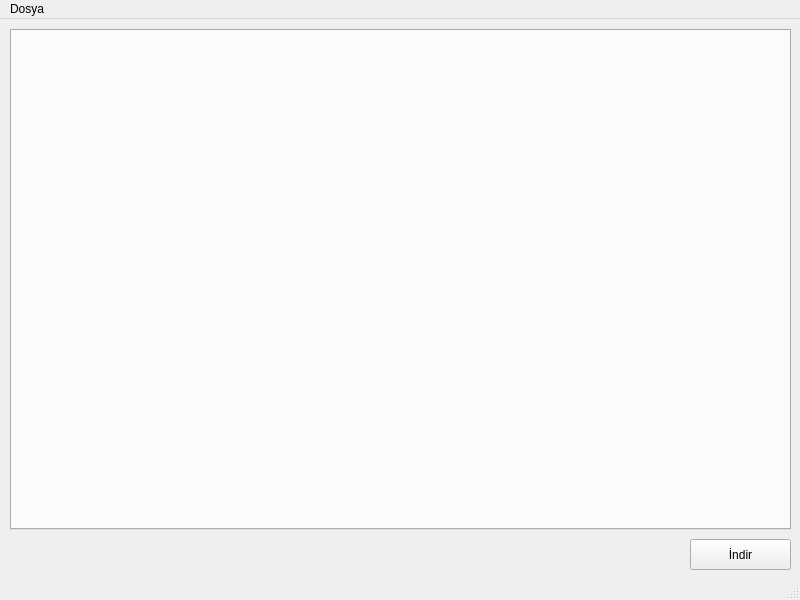
Old version of the form mainwindow.ui in the repository lem0n4de/shaker.
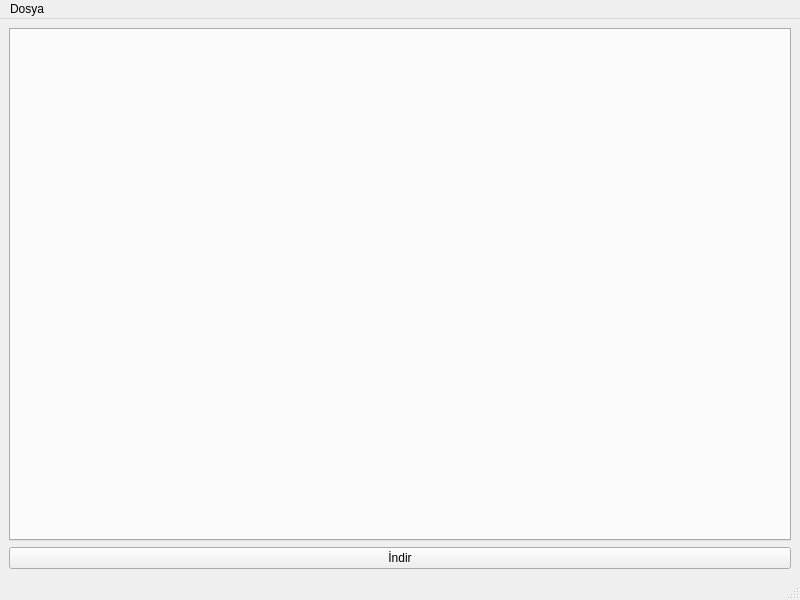
New version of the form.

What changed in the file:
```diff
--- a/mainwindow.ui
+++ b/mainwindow.ui
@@ -14,32 +14,22 @@
    <string>MainWindow</string>
   </property>
   <widget class="QWidget" name="centralwidget">
+   <layout class="QVBoxLayout" name="verticalLayout">
+    <item>
    <widget class="QTabWidget" name="tabWidget">
-    <property name="geometry">
-     <rect>
-      <x>10</x>
-      <y>10</y>
-      <width>781</width>
-      <height>501</height>
-     </rect>
-    </property>
     <property name="currentIndex">
      <number>-1</number>
     </property>
    </widget>
+    </item>
+    <item>
    <widget class="QPushButton" name="download_button">
-    <property name="geometry">
-     <rect>
-      <x>690</x>
-      <y>520</y>
-      <width>101</width>
-      <height>31</height>
-     </rect>
-    </property>
     <property name="text">
      <string>İndir</string>
     </property>
    </widget>
+    </item>
+   </layout>
   </widget>
   <widget class="QMenuBar" name="menubar">
    <property name="geometry">
```
Lines whose indentation alone changed are shown as unchanged.
